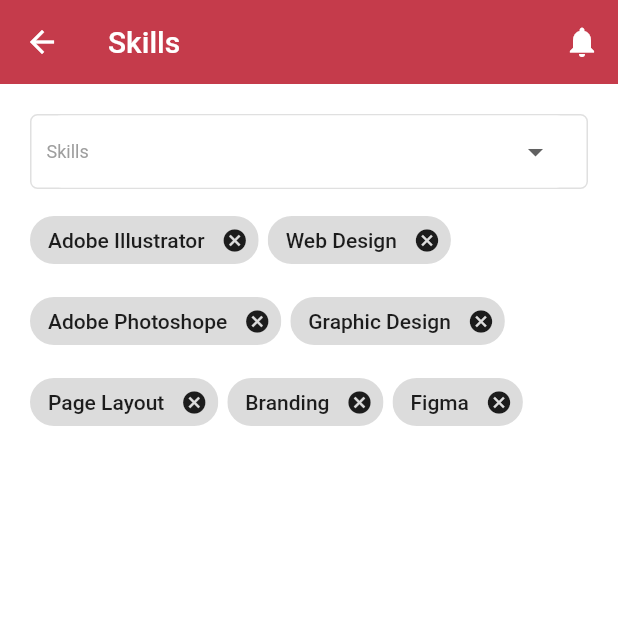
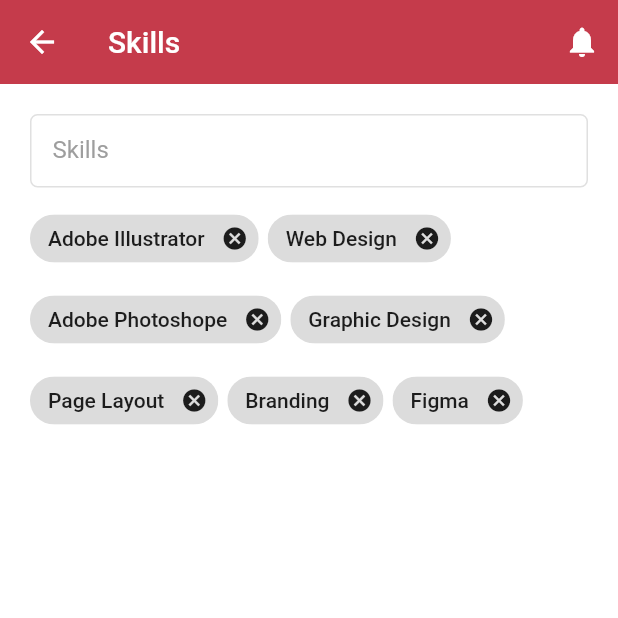
Before and after one commit to alche2014/hr_admin_flutter, a Flutter app: the Skills screen opened directly, on a phone screen of 412 x 824 dp, the top half of it. Run offline on Flutter 3.47's test engine with Material 2 defaults, Android fonts, the phone set to English and light mode, and no system bars; our stand-ins replace date_format, fl_chart, flutter_slidable, flutter_typeahead, grouped_list, image_picker and 4 more; accounts and stored records are empty.

Commit message:
Edit Skills Screen

```diff
--- a/lib/HR_app/Screens/Skills/screens.skills.dart
+++ b/lib/HR_app/Screens/Skills/screens.skills.dart
@@ -1,4 +1,5 @@
 import 'package:flutter/material.dart';
+import 'package:flutter_typeahead/flutter_typeahead.dart';
 import 'package:hr_admin/HR_app/Screens/Skills/chip_maker.dart';
 import 'package:hr_admin/HR_app/Screens/Skills1/chip_maker1.dart';
 import 'package:hr_admin/HR_app/app_bar.dart';
@@ -10,7 +11,8 @@
 }
 
 class _SkillsState extends State<Skills> {
-  // TextEditingController _textcontroller = new TextEditingController();
+  TextEditingController _textcontroller = new TextEditingController();
+  final node = FocusNode();
   var _dropdownValue;
 
   @override
@@ -29,46 +31,25 @@
                   children: [
                     //--------------------textfield-----------------------------
 
-                    Container(
-                      // height: 70,
-                      padding: EdgeInsets.symmetric(horizontal: 10),
-                      decoration: BoxDecoration(
-                        borderRadius: BorderRadius.circular(5),
-                        border: Border.all(
-                          color: Colors.grey[300],
-                          width: 1,
+                    TypeAheadFormField(
+                      textFieldConfiguration: TextFieldConfiguration(
+                        decoration: TextFieldDecoration('Skills'),
+                        controller: _textcontroller,
+                        focusNode: node,
                       ),
+                      suggestionsCallback: (Pattern) =>
+                          Chipmaker1.choosed1.where(
+                        (element) => element
+                            .toLowerCase()
+                            .contains(Pattern.toLowerCase()),
                       ),
-                      child: DropdownButtonFormField(
-                        decoration: InputDecoration(
-                            contentPadding: EdgeInsets.all(0),
-                            border: const OutlineInputBorder(
-                              borderSide: BorderSide.none,
-                              borderRadius: BorderRadius.all(
-                                Radius.circular(10),
-                              ),
-                            ),
-                            labelText: "Skills",
-                            labelStyle:
-                                TextStyle(fontSize: 12, color: Colors.grey),
-                            filled: true,
-                            fillColor: Colors.white),
-                        value: _dropdownValue,
-                        items: Chipmaker1.choosed1
-                            .map<DropdownMenuItem<String>>((String value) {
-                          return DropdownMenuItem<String>(
-                            value: value,
-                            child: Text(
-                              value,
-                              style:
-                                  TextStyle(fontSize: 12, color: Colors.grey),
-                            ),
-                          );
-                        }).toList(),
-                        onChanged: (value) {
+                      getImmediateSuggestions: true,
+                      hideSuggestionsOnKeyboardHide: false,
+                      onSuggestionSelected: (value) {
                         setState(() {
                           // _dropdownValue = value;
                           if (Chipmaker.choosed.contains(value)) {
+                            // return;
                             ScaffoldMessenger.of(context).showSnackBar(
                               const SnackBar(
                                 content: Text('Already Selected'),
@@ -79,8 +60,86 @@
                           }
                         });
                       },
+                      itemBuilder: (_, String element) {
+                        return ListTile(
+                          title: Text(element),
+                        );
+                      },
+                      noItemsFoundBuilder: (context) {
+                        return Column(
+                          children: [
+                            ListTile(
+                              title: Text('No Sugestion Found'),
                             ),
+                            ListTile(
+                              leading: Icon(Icons.add),
+                              title: Text('Add to List'),
+                              onTap: () {
+                                setState(() {
+                                  Chipmaker.choosed.add(_textcontroller.text);
+                                  Chipmaker1.choosed1.add(_textcontroller.text);
+                                  _textcontroller.clear();
+                                  node.unfocus();
+                                });
+                              },
+                            )
+                          ],
+                        );
+                      },
                     ),
+
+                    // Container(
+                    //   // height: 70,
+                    //   padding: EdgeInsets.symmetric(horizontal: 10),
+                    //   decoration: BoxDecoration(
+                    //     borderRadius: BorderRadius.circular(5),
+                    //     border: Border.all(
+                    //       color: Colors.grey[300],
+                    //       width: 1,
+                    //     ),
+                    //   ),
+                    //   child: DropdownButtonFormField(
+                    //     decoration: InputDecoration(
+                    //         contentPadding: EdgeInsets.all(0),
+                    //         border: const OutlineInputBorder(
+                    //           borderSide: BorderSide.none,
+                    //           borderRadius: BorderRadius.all(
+                    //             Radius.circular(10),
+                    //           ),
+                    //         ),
+                    //         labelText: "Skills",
+                    //         labelStyle:
+                    //             TextStyle(fontSize: 12, color: Colors.grey),
+                    //         filled: true,
+                    //         fillColor: Colors.white),
+                    //     value: _dropdownValue,
+                    //     items: Chipmaker1.choosed1
+                    //         .map<DropdownMenuItem<String>>((String value) {
+                    //       return DropdownMenuItem<String>(
+                    //         value: value,
+                    //         child: Text(
+                    //           value,
+                    //           style:
+                    //               TextStyle(fontSize: 12, color: Colors.grey),
+                    //         ),
+                    //       );
+                    //     }).toList(),
+                    //     onChanged: (value) {
+                    //       setState(() {
+                    //         // _dropdownValue = value;
+                    //         if (Chipmaker.choosed.contains(value)) {
+                    //           ScaffoldMessenger.of(context).showSnackBar(
+                    //             const SnackBar(
+                    //               content: Text('Already Selected'),
+                    //             ),
+                    //           );
+                    //         } else {
+                    //           Chipmaker.choosed.add(value);
+                    //         }
+                    //       });
+                    //     },
+                    //   ),
+                    // ),
 
                     //     TextFormField(
                     //       controller: _textcontroller,
--- a/pubspec.yaml
+++ b/pubspec.yaml
@@ -43,6 +43,8 @@
   mask_text_input_formatter: ^2.0.0
   webview_flutter: ^2.1.1
   liquid_progress_indicator: ^0.3.2
+  flutter_typeahead: ^3.2.1
+  flutter_keyboard_visibility_web: ^2.0.0
 
 dev_dependencies:
   flutter_test:
```
Also changed, not shown: lib/HR_app/Screens/Skills1/screens.skills.dart (line endings or trailing spaces), pubspec.lock. Lines whose indentation alone changed are shown as unchanged.
